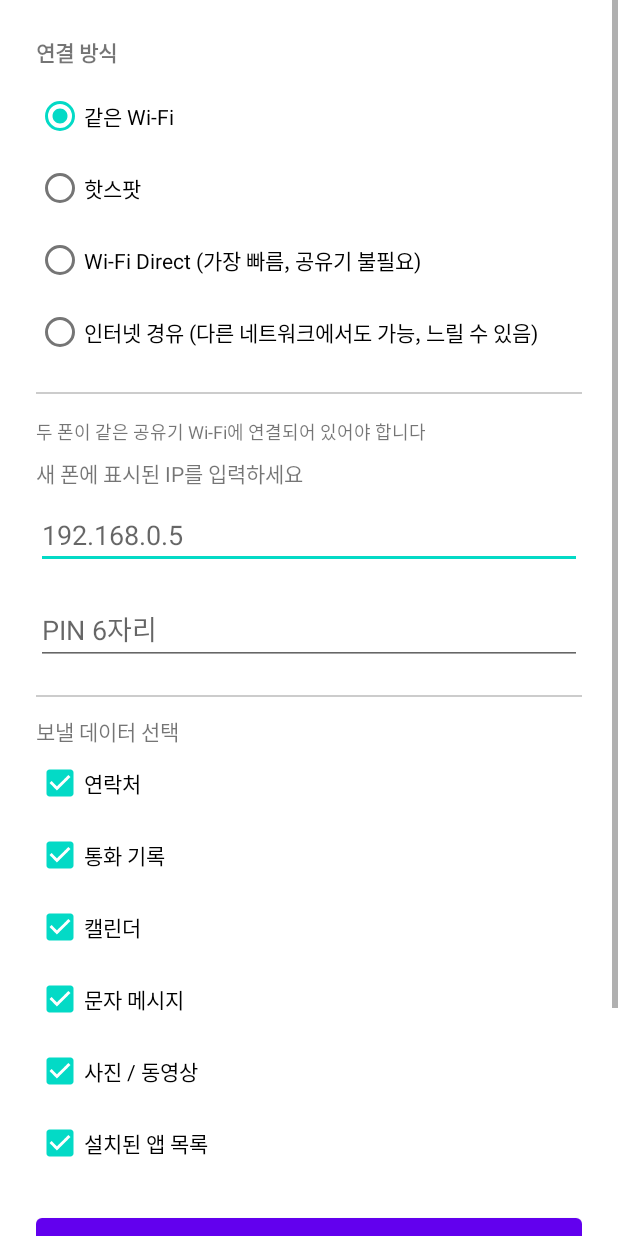
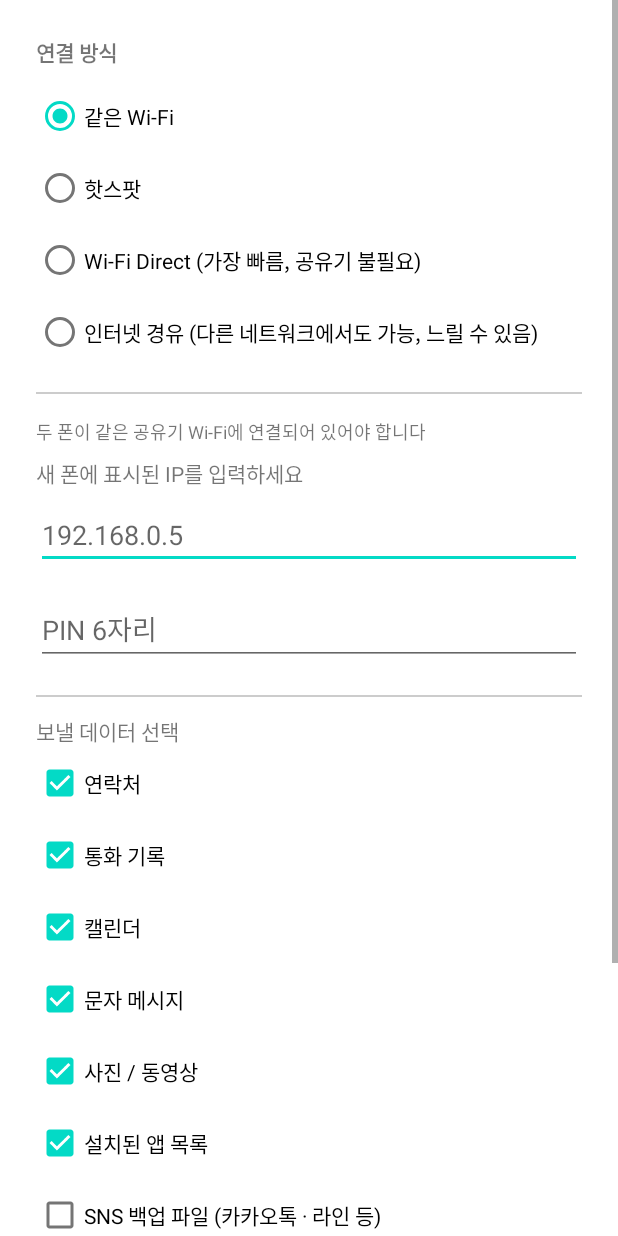
Before and after one commit to allpe409/hp_remote, an Android app: the SendActivity screen opened directly, with no data from a screen before it, on a phone screen of 412 x 824 dp. Run offline under Robolectric (Android 15) with nearby library versions, the phone set to English and light mode, and no system bars.

Commit message:
clone: add SNS backup file category (KakaoTalk/LINE etc.)
Android sandboxing means another app can't read KakaoTalk/LINE's
private chat database without root, so this copies whatever backup
file the user already exported via each app's own export feature -
same raw-file treatment as photos/videos, sourced from a user-picked
SAF folder instead of MediaStore.

```diff
--- a/android/feature-clone/build.gradle.kts
+++ b/android/feature-clone/build.gradle.kts
@@ -37,4 +37,5 @@ dependencies {
     implementation("androidx.activity:activity-ktx:1.9.1")
     implementation("com.google.android.material:material:1.12.0")
     implementation("com.squareup.okhttp3:okhttp:4.12.0")
+    implementation("androidx.documentfile:documentfile:1.0.1")
 }
--- a/android/feature-clone/src/main/java/com/hpremote/clone/SendActivity.kt
+++ b/android/feature-clone/src/main/java/com/hpremote/clone/SendActivity.kt
@@ -1,5 +1,7 @@
 package com.hpremote.clone
 
+import android.content.Intent
+import android.net.Uri
 import android.os.Bundle
 import android.view.View
 import android.widget.ArrayAdapter
@@ -27,9 +29,21 @@ class SendActivity : AppCompatActivity() {
     private val wifiDirect by lazy { WifiDirectHelper(this) }
     private var discoveredPeers: List<WifiDirectPeer> = emptyList()
     private var wifiDirectHost: String? = null
+    private var snsBackupTreeUri: Uri? = null
 
     private val sendPermissionLauncher =
         registerForActivityResult(ActivityResultContracts.RequestMultiplePermissions()) { showEstimateThenStart() }
+
+    private val snsFolderPicker =
+        registerForActivityResult(ActivityResultContracts.OpenDocumentTree()) { uri ->
+            if (uri != null) {
+                contentResolver.takePersistableUriPermission(
+                    uri, Intent.FLAG_GRANT_READ_URI_PERMISSION
+                )
+                snsBackupTreeUri = uri
+                binding.textSnsFolderSend.text = uri.lastPathSegment ?: uri.toString()
+            }
+        }
 
     private val wifiDirectPermissionLauncher =
         registerForActivityResult(ActivityResultContracts.RequestMultiplePermissions()) {
@@ -76,6 +90,13 @@ class SendActivity : AppCompatActivity() {
             wifiDirectPermissionLauncher.launch(PermissionsHelper.wifiDirectPermissions())
         }
 
+        binding.cbSnsBackup.setOnCheckedChangeListener { _, checked ->
+            binding.layoutSnsBackupSend.visibility = if (checked) View.VISIBLE else View.GONE
+        }
+        binding.btnPickSnsFolder.setOnClickListener {
+            snsFolderPicker.launch(null)
+        }
+
         binding.radioMethodSend.setOnCheckedChangeListener { _, checkedId ->
             selectedMethod = when (checkedId) {
                 binding.radioWifiDirectSend.id -> ConnectionMethod.WIFI_DIRECT
@@ -114,6 +135,10 @@ class SendActivity : AppCompatActivity() {
                 binding.textStatusSend.text = "보낼 데이터를 하나 이상 선택하세요"
                 return@setOnClickListener
             }
+            if (binding.cbSnsBackup.isChecked && snsBackupTreeUri == null) {
+                binding.textStatusSend.text = "SNS 백업 파일이 저장된 폴더를 먼저 선택하세요"
+                return@setOnClickListener
+            }
             binding.btnConnectSend.isEnabled = false
             binding.textStatusSend.text = ""
             binding.textCategoryIndexSend.text = ""
@@ -134,6 +159,7 @@ class SendActivity : AppCompatActivity() {
             result += Category.PHOTO
             result += Category.VIDEO
         }
+        if (binding.cbSnsBackup.isChecked) result += Category.SNS_BACKUP
         return result
     }
 
@@ -152,7 +178,7 @@ class SendActivity : AppCompatActivity() {
         val ordered = Category.ORDERED.filter { it in selectedCategories() }
         binding.textStatusSend.text = "예상 시간 계산 중..."
         Thread {
-            val estimates = ordered.map { TimeEstimate.estimate(applicationContext, it) }
+            val estimates = ordered.map { TimeEstimate.estimate(applicationContext, it, snsBackupTreeUri) }
             val totalMs = estimates.sumOf { it.estimatedMs }
             val summary = buildString {
                 estimates.forEach { e ->
@@ -189,6 +215,7 @@ class SendActivity : AppCompatActivity() {
             connector = connector,
             pin = pin,
             categories = categories,
+            snsBackupTreeUri = snsBackupTreeUri,
             onProgress = { p ->
                 runOnUiThread {
                     binding.textCategoryIndexSend.text =
--- a/android/feature-clone/src/main/java/com/hpremote/clone/transfer/IoUtils.kt
+++ b/android/feature-clone/src/main/java/com/hpremote/clone/transfer/IoUtils.kt
@@ -38,4 +38,5 @@ fun categoryLabel(category: Category): String = when (category) {
     Category.APP_LIST -> "설치된 앱 목록"
     Category.PHOTO -> "사진"
     Category.VIDEO -> "동영상"
+    Category.SNS_BACKUP -> "SNS 백업 파일 (카카오톡·라인 등)"
 }
--- a/android/feature-clone/src/main/res/layout/activity_send.xml
+++ b/android/feature-clone/src/main/res/layout/activity_send.xml
@@ -206,6 +206,44 @@
             android:checked="true"
             android:text="설치된 앱 목록" />
 
+        <CheckBox
+            android:id="@+id/cb_sns_backup"
+            android:layout_width="match_parent"
+            android:layout_height="wrap_content"
+            android:checked="false"
+            android:text="SNS 백업 파일 (카카오톡 · 라인 등)" />
+
+        <LinearLayout
+            android:id="@+id/layout_sns_backup_send"
+            android:layout_width="match_parent"
+            android:layout_height="wrap_content"
+            android:layout_marginStart="32dp"
+            android:orientation="vertical"
+            android:visibility="gone">
+
+            <TextView
+                android:layout_width="match_parent"
+                android:layout_height="wrap_content"
+                android:text="먼저 카카오톡·라인 등 앱의 '대화 백업/내보내기' 기능으로 백업 파일을 만든 뒤, 그 파일이 저장된 폴더를 선택하세요"
+                android:textSize="12sp" />
+
+            <Button
+                android:id="@+id/btn_pick_sns_folder"
+                android:layout_width="match_parent"
+                android:layout_height="wrap_content"
+                android:layout_marginTop="6dp"
+                android:text="폴더 선택" />
+
+            <TextView
+                android:id="@+id/text_sns_folder_send"
+                android:layout_width="match_parent"
+                android:layout_height="wrap_content"
+                android:layout_marginTop="4dp"
+                android:text="선택된 폴더 없음"
+                android:textSize="12sp" />
+
+        </LinearLayout>
+
         <Button
             android:id="@+id/btn_connect_send"
             android:layout_width="match_parent"
```
Also changed, not shown: android/feature-clone/src/main/java/com/hpremote/clone/data/SnsBackupData.kt (added, +69 -0 lines), android/feature-clone/src/main/java/com/hpremote/clone/transfer/TimeEstimate.kt (+14 -3 lines), android/feature-clone/src/main/java/com/hpremote/clone/transfer/TransferClient.kt (+12 -3 lines), android/feature-clone/src/main/java/com/hpremote/clone/transfer/TransferProtocol.kt (+8 -5 lines), android/feature-clone/src/main/java/com/hpremote/clone/transfer/TransferServer.kt (+13 -3 lines).
